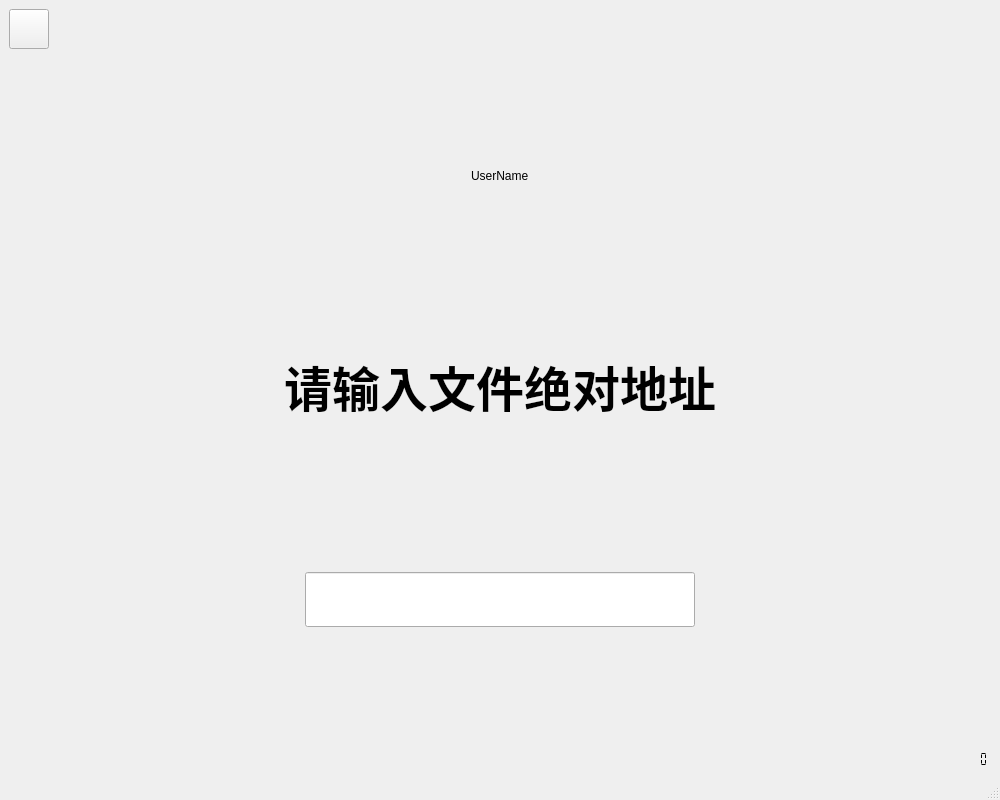
liuweiky/CCIMS, file administratorleadwindow.ui: the form before one commit.
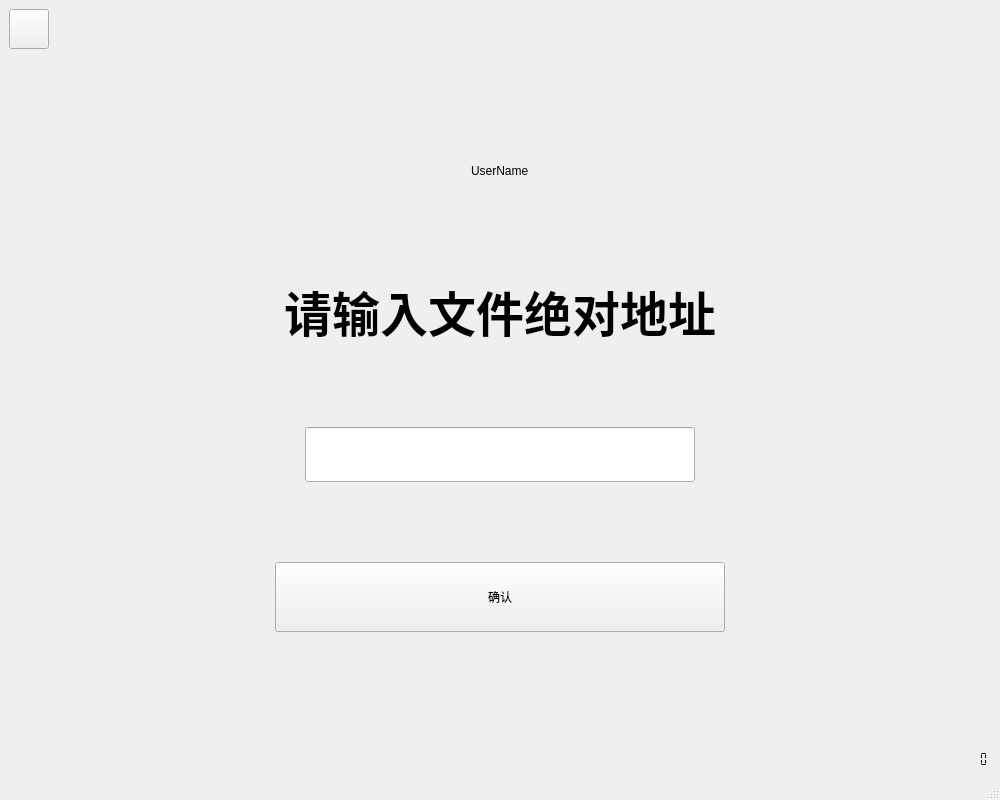
The form after the commit. Icons and pictures are not drawn.

```diff
--- a/administratorleadwindow.ui
+++ b/administratorleadwindow.ui
@@ -110,7 +110,7 @@
     <item row="1" column="1">
      <layout class="QGridLayout" name="gridLayout">
       <property name="verticalSpacing">
-       <number>150</number>
+       <number>80</number>
       </property>
       <item row="0" column="0">
        <layout class="QHBoxLayout" name="horizontalLayout">
@@ -214,8 +214,6 @@
        </layout>
       </item>
       <item row="2" column="0">
-       <layout class="QHBoxLayout" name="horizontalLayout_3">
-        <item>
          <layout class="QHBoxLayout" name="horizontalLayout_7">
           <item>
            <spacer name="horizontalSpacer_3">
@@ -273,12 +271,45 @@
           </item>
          </layout>
         </item>
-       </layout>
-      </item>
-     </layout>
-    </item>
-    <item row="1" column="2">
-     <spacer name="horizontalSpacer_6">
+      <item row="3" column="0">
+       <layout class="QHBoxLayout" name="horizontalLayout_8">
+        <item>
+         <spacer name="horizontalSpacer_9">
+          <property name="orientation">
+           <enum>Qt::Horizontal</enum>
+          </property>
+          <property name="sizeHint" stdset="0">
+           <size>
+            <width>40</width>
+            <height>20</height>
+           </size>
+          </property>
+         </spacer>
+        </item>
+        <item>
+         <widget class="QPushButton" name="WorkButton">
+          <property name="minimumSize">
+           <size>
+            <width>450</width>
+            <height>70</height>
+           </size>
+          </property>
+          <property name="maximumSize">
+           <size>
+            <width>450</width>
+            <height>70</height>
+           </size>
+          </property>
+          <property name="styleSheet">
+           <string notr="true">font: 36pt &quot;.SF NS Text&quot;;</string>
+          </property>
+          <property name="text">
+           <string>确认</string>
+          </property>
+         </widget>
+        </item>
+        <item>
+         <spacer name="horizontalSpacer_10">
       <property name="orientation">
        <enum>Qt::Horizontal</enum>
       </property>
@@ -289,8 +320,14 @@
        </size>
       </property>
      </spacer>
+        </item>
+       </layout>
+      </item>
+     </layout>
     </item>
     <item row="2" column="1">
+     <layout class="QHBoxLayout" name="horizontalLayout_3">
+      <item>
      <spacer name="verticalSpacer_4">
       <property name="orientation">
        <enum>Qt::Vertical</enum>
@@ -303,6 +340,8 @@
       </property>
      </spacer>
     </item>
+     </layout>
+    </item>
     <item row="2" column="2">
      <layout class="QVBoxLayout" name="verticalLayout_2">
       <item>
```
Left out of the diff: 67 changed lines with no effect on the pictures. Lines whose indentation alone changed are shown as unchanged.
